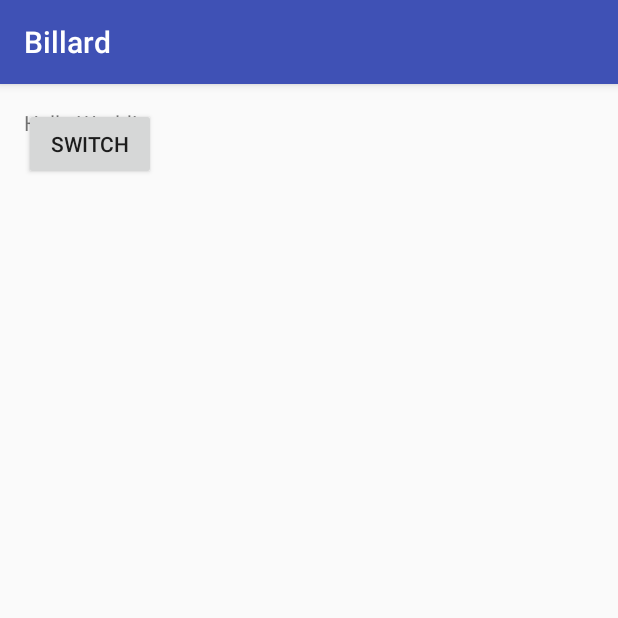
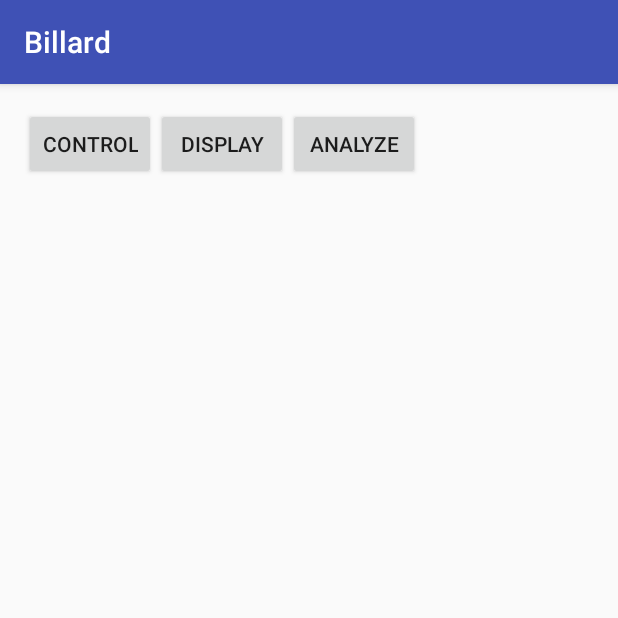
Before and after one commit to zhoubinwy/Hackathon, an Android app: the screen it shows after launch (MainActivity), on a phone screen of 412 x 824 dp, the top half of it. Run offline under Robolectric (Android 15) with nearby library versions, the phone set to English and light mode, and no system bars.

Commit message:
analysis fragment

```diff
--- a/mobile/build.gradle
+++ b/mobile/build.gradle
@@ -25,4 +25,5 @@ dependencies {
     testCompile 'junit:junit:4.12'
     compile 'com.android.support:appcompat-v7:23.1.1'
     compile 'com.google.android.gms:play-services:8.4.0'
+    compile 'com.android.support:support-v4:23.1.1'
 }
--- a/mobile/src/main/res/layout/activity_main.xml
+++ b/mobile/src/main/res/layout/activity_main.xml
@@ -1,23 +1,54 @@
 <?xml version="1.0" encoding="utf-8"?>
-<RelativeLayout xmlns:android="http://schemas.android.com/apk/res/android"
+<LinearLayout xmlns:android="http://schemas.android.com/apk/res/android"
     xmlns:tools="http://schemas.android.com/tools"
     android:layout_width="match_parent"
     android:layout_height="match_parent"
+    android:orientation="vertical"
     android:paddingBottom="@dimen/activity_vertical_margin"
     android:paddingLeft="@dimen/activity_horizontal_margin"
     android:paddingRight="@dimen/activity_horizontal_margin"
     android:paddingTop="@dimen/activity_vertical_margin"
-    tools:context="smart.billard.MainActivity">
+    tools:context="smart.billard.MainActivity"
+    android:id="@+id/main_container">
 
-    <TextView
-        android:layout_width="wrap_content"
+    <!--<TextView-->
+        <!--android:layout_width="wrap_content"-->
+        <!--android:layout_height="wrap_content"-->
+        <!--android:text="Hello World!" />-->
+
+    <!--<Button-->
+        <!--android:layout_width="wrap_content"-->
+        <!--android:layout_height="wrap_content"-->
+        <!--android:onClick="onSwitch"-->
+        <!--android:text="switchasdf"/>-->
+    <LinearLayout
+        android:layout_width="match_parent"
         android:layout_height="wrap_content"
-        android:text="Hello World!" />
+        android:orientation="horizontal">
+        <Button
+            android:layout_width="wrap_content"
+            android:layout_height="wrap_content"
+            android:text="control"
+            android:onClick="show_control_fragment"/>
+        <Button
+            android:layout_width="wrap_content"
+            android:layout_height="wrap_content"
+            android:text="display"
+            android:onClick="show_display_fragment"/>
+        <Button
+            android:layout_width="wrap_content"
+            android:layout_height="wrap_content"
+            android:text="analyze"
+            android:onClick="show_analyze_fragment"/>
+    </LinearLayout>
 
-    <Button
-        android:layout_width="wrap_content"
-        android:layout_height="wrap_content"
-        android:onClick="onSwitch"
-        android:text="switch"/>
 
-</RelativeLayout>
+
+
+    <!--<fragment android:name="smart.billard.ControlFragment"-->
+        <!--android:id="@+id/contrl_fragment"-->
+        <!--android:layout_weight="2"-->
+        <!--android:layout_width="match_parent"-->
+        <!--android:layout_height="match_parent" />-->
+
+</LinearLayout>
--- a/mobile/src/main/res/values/strings.xml
+++ b/mobile/src/main/res/values/strings.xml
@@ -1,3 +1,6 @@
 <resources>
     <string name="app_name">Billard</string>
+
+    <!-- TODO: Remove or change this placeholder text -->
+    <string name="hello_blank_fragment">Hello blank fragment</string>
 </resources>
```
Also changed, not shown: mobile/src/main/java/smart/billard/ControlFragment.java (added, +130 -0 lines), mobile/src/main/java/smart/billard/MainActivity.java (+62 -1 lines), mobile/src/main/java/smart/billard/ResultFragment.java (added, +109 -0 lines), mobile/src/main/res/layout/fragment_control.xml (added, +19 -0 lines), mobile/src/main/res/layout/fragment_result.xml (added, +13 -0 lines).
